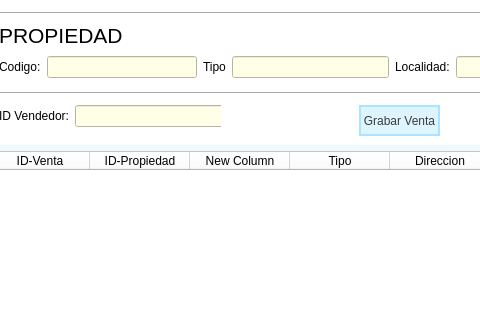
First picture: the form in templates/venPrincipal.ui, repository EvanSilva/ProyectoDI-2, before the edit; both pictures show x 460 to 940 and y 190 to 510 of the 1311 by 846 pixel window.
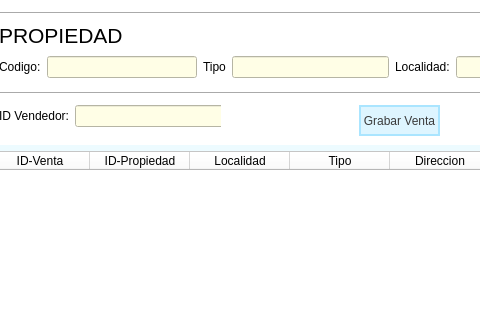
Second picture: the form after the edit. Icons and pictures are not drawn.

The edit to the form file:
```diff
--- a/templates/venPrincipal.ui
+++ b/templates/venPrincipal.ui
@@ -3120,7 +3120,7 @@
             </column>
             <column>
              <property name="text">
-              <string>New Column</string>
+              <string>Localidad</string>
              </property>
             </column>
             <column>
```
Left out of the diff: 2 changed lines with no effect on the pictures.
